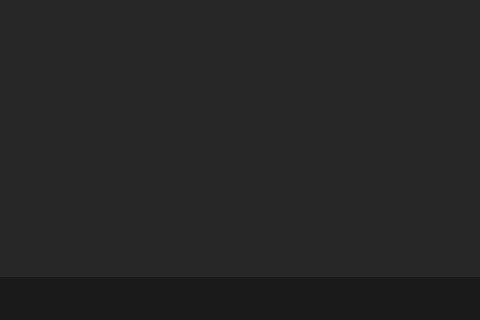
This is NoteBlock/main_dialog.ui in vince-exe/NoteBlock as Qt 5 draws it before an edit; both pictures show x 350 to 830 and y 308 to 628 of the 1017 by 628 pixel window. The edited form follows.
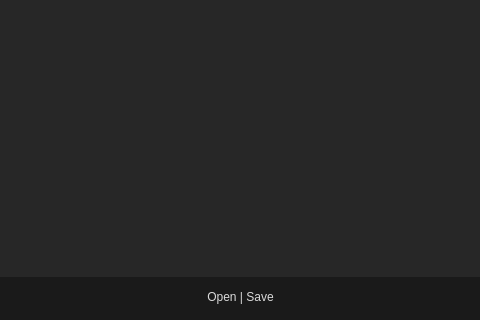
This is the edited form.

Diff of the .ui file:
```diff
--- a/NoteBlock/main_dialog.ui
+++ b/NoteBlock/main_dialog.ui
@@ -118,27 +118,29 @@
     <set>Qt::AlignCenter</set>
    </property>
   </widget>
-  <widget class="QLabel" name="zoomLabel">
+  <widget class="QPushButton" name="openSaveBtn">
    <property name="geometry">
     <rect>
      <x>530</x>
      <y>591</y>
-     <width>111</width>
+     <width>121</width>
      <height>31</height>
     </rect>
    </property>
    <property name="styleSheet">
-    <string notr="true">QLabel {
+    <string notr="true">QPushButton {
 	font: 600 13pt &quot;Segoe UI Variable Text Semibold&quot;;
 	color: rgb(218, 218, 218);
 	padding-bottom: 4px;
+	border: none;
+}
+
+QPushButton::hover {
+	background-color: rgb(39, 39, 39);
 }</string>
    </property>
    <property name="text">
-    <string/>
-   </property>
-   <property name="alignment">
-    <set>Qt::AlignCenter</set>
+    <string>Open | Save</string>
    </property>
   </widget>
  </widget>
```
Left out of the diff: 3 changed lines with no effect on the pictures.
